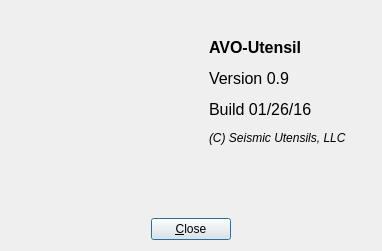
fsoos74/su, file ProjectViewer/aboutdialog.ui: the form before one commit.
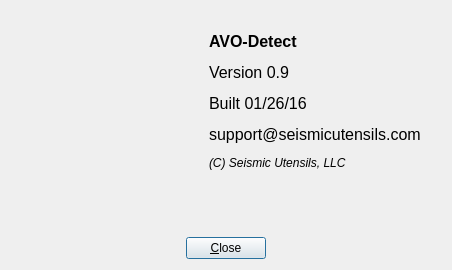
The form after the commit. Icons and pictures are not drawn.

Patch:
```diff
--- a/ProjectViewer/aboutdialog.ui
+++ b/ProjectViewer/aboutdialog.ui
@@ -6,8 +6,8 @@
    <rect>
     <x>0</x>
     <y>0</y>
-    <width>382</width>
-    <height>251</height>
+    <width>452</width>
+    <height>270</height>
    </rect>
   </property>
   <property name="windowTitle">
@@ -45,7 +45,7 @@
      <item>
       <widget class="QLabel" name="label">
        <property name="text">
-        <string>&lt;html&gt;&lt;head/&gt;&lt;body&gt;&lt;p&gt;&lt;span style=&quot; font-size:12pt; font-weight:600;&quot;&gt;AVO-Utensil&lt;/span&gt;&lt;/p&gt;&lt;p&gt;&lt;span style=&quot; font-size:12pt;&quot;&gt;Version 0.9&lt;/span&gt;&lt;/p&gt;&lt;p&gt;&lt;span style=&quot; font-size:12pt;&quot;&gt;Build 01/26/16&lt;/span&gt;&lt;/p&gt;&lt;p&gt;&lt;span style=&quot; font-style:italic;&quot;&gt;(C) Seismic Utensils, LLC&lt;/span&gt;&lt;/p&gt;&lt;p&gt;&lt;br/&gt;&lt;/p&gt;&lt;/body&gt;&lt;/html&gt;</string>
+        <string>&lt;html&gt;&lt;head/&gt;&lt;body&gt;&lt;p&gt;&lt;span style=&quot; font-size:12pt; font-weight:600;&quot;&gt;AVO-Detect&lt;/span&gt;&lt;/p&gt;&lt;p&gt;&lt;span style=&quot; font-size:12pt;&quot;&gt;Version 0.9&lt;/span&gt;&lt;/p&gt;&lt;p&gt;&lt;span style=&quot; font-size:12pt;&quot;&gt;Built 01/26/16&lt;/span&gt;&lt;/p&gt;&lt;p&gt;&lt;span style=&quot; font-size:12pt;&quot;&gt;support@seismicutensils.com&lt;/span&gt;&lt;/p&gt;&lt;p&gt;&lt;span style=&quot; font-style:italic;&quot;&gt;(C) Seismic Utensils, LLC&lt;/span&gt;&lt;/p&gt;&lt;p&gt;&lt;br/&gt;&lt;/p&gt;&lt;/body&gt;&lt;/html&gt;</string>
        </property>
       </widget>
      </item>
```
